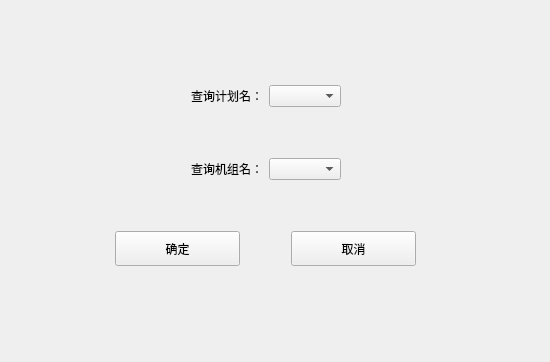
First picture: the form in Querylog.ui, repository Burgundy-Red/FanBladeDetection, before the edit.
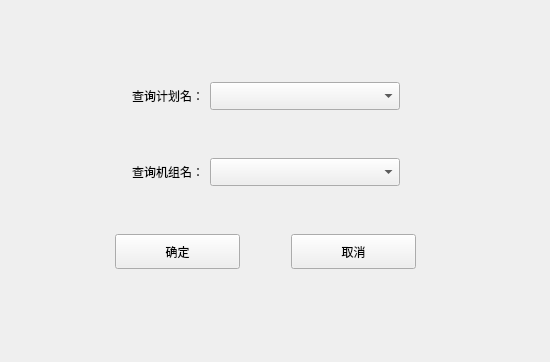
Second picture: the form after the edit.

Patch:
```diff
--- a/Querylog.ui
+++ b/Querylog.ui
@@ -58,7 +58,20 @@
        </widget>
       </item>
       <item>
-       <widget class="QComboBox" name="planName_combo"/>
+       <widget class="QComboBox" name="planName_combo">
+        <property name="minimumSize">
+         <size>
+          <width>190</width>
+          <height>28</height>
+         </size>
+        </property>
+        <property name="maximumSize">
+         <size>
+          <width>190</width>
+          <height>28</height>
+         </size>
+        </property>
+       </widget>
       </item>
       <item>
        <spacer name="horizontalSpacer_2">
@@ -98,7 +111,20 @@
        </widget>
       </item>
       <item>
-       <widget class="QComboBox" name="machineName_combo"/>
+       <widget class="QComboBox" name="machineName_combo">
+        <property name="minimumSize">
+         <size>
+          <width>190</width>
+          <height>28</height>
+         </size>
+        </property>
+        <property name="maximumSize">
+         <size>
+          <width>190</width>
+          <height>28</height>
+         </size>
+        </property>
+       </widget>
       </item>
       <item>
        <spacer name="horizontalSpacer_4">
```
Left out of the diff: 2 changed lines with no effect on the pictures.
